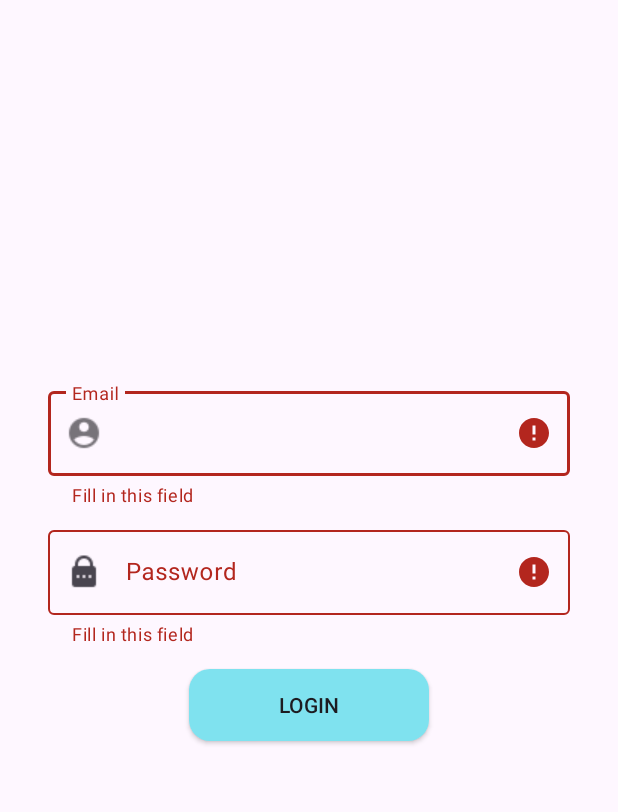
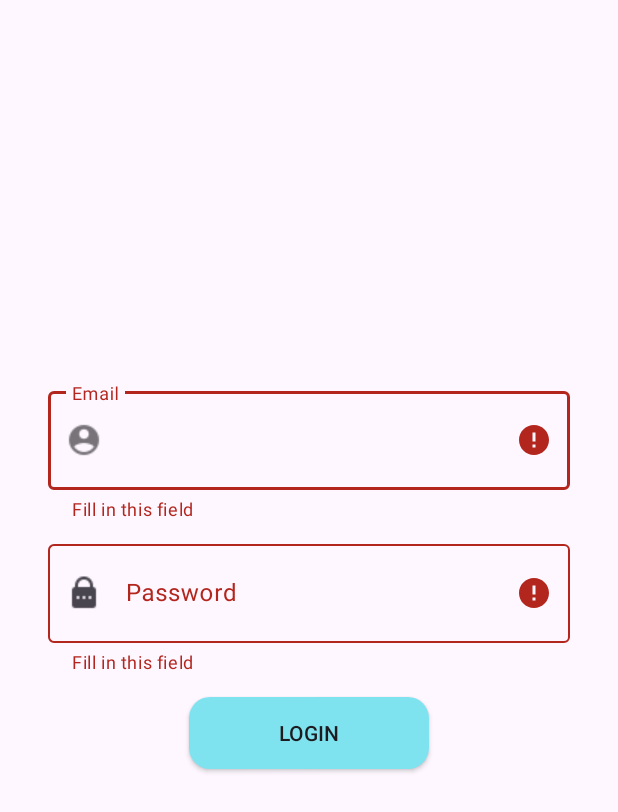
Before and after one commit to AnasBahjat/graduationProject, an Android app: the screen it shows after launch (LoginActivity), after a tap on "LOGIN", on a phone screen of 412 x 824 dp. Shown: the top 812 px of the screen. Run offline under Robolectric (Android 15) with nearby library versions, the phone set to English and light mode, and no system bars.

Commit message:
Creting Login screen with styled edit text for email and password 23/1/2023

```diff
--- a/app/src/main/java/com/example/graduationproject/LoginActivity.java
+++ b/app/src/main/java/com/example/graduationproject/LoginActivity.java
@@ -26,10 +26,9 @@ public class LoginActivity extends AppCompatActivity {
         email=findViewById(R.id.emailText);
         password=findViewById(R.id.passwordText);
         loginBtn=findViewById(R.id.loginBtn);
+    }
 
-        loginBtn.setOnClickListener(new View.OnClickListener() {
-            @Override
-            public void onClick(View v) {
+    public void loginClicked(View view) {
         if(email.getEditText().getText().toString().isEmpty()){
             email.setError("Fill in this field");
         }
@@ -76,6 +75,4 @@ public class LoginActivity extends AppCompatActivity {
             Toast.makeText(LoginActivity.this,"Login done",Toast.LENGTH_SHORT).show();
         }
     }
-        });
 }
-}
--- a/app/src/main/res/layout/activity_login.xml
+++ b/app/src/main/res/layout/activity_login.xml
@@ -24,7 +24,7 @@
 
         <com.google.android.material.textfield.TextInputEditText
             android:layout_width="match_parent"
-            android:layout_height="wrap_content" />
+            android:layout_height="66dp" />
     </com.google.android.material.textfield.TextInputLayout>
 
     <com.google.android.material.textfield.TextInputLayout
@@ -42,17 +42,18 @@
 
         <com.google.android.material.textfield.TextInputEditText
             android:layout_width="match_parent"
-            android:layout_height="wrap_content"
+            android:layout_height="66dp"
             android:inputType="textPassword"/>
     </com.google.android.material.textfield.TextInputLayout>
 
     <androidx.appcompat.widget.AppCompatButton
         android:id="@+id/loginBtn"
         android:layout_width="160dp"
+        android:layout_height="wrap_content"
         android:layout_gravity="center"
-        android:layout_height="wrap_content"
         android:layout_marginTop="15dp"
         android:background="@drawable/button_style"
+        android:onClick="loginClicked"
         android:text="Login" />
 
 </LinearLayout>
```
Lines whose indentation alone changed are shown as unchanged.
